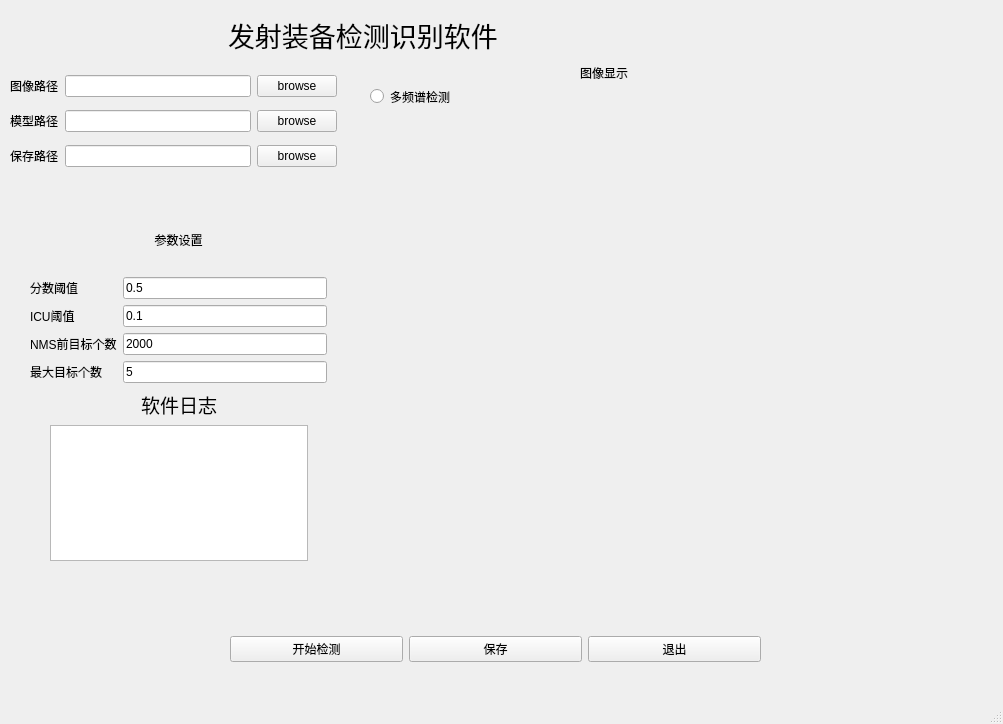
Old version of the form v1/detection.ui in the repository chongkuiqi/FTRP_app.
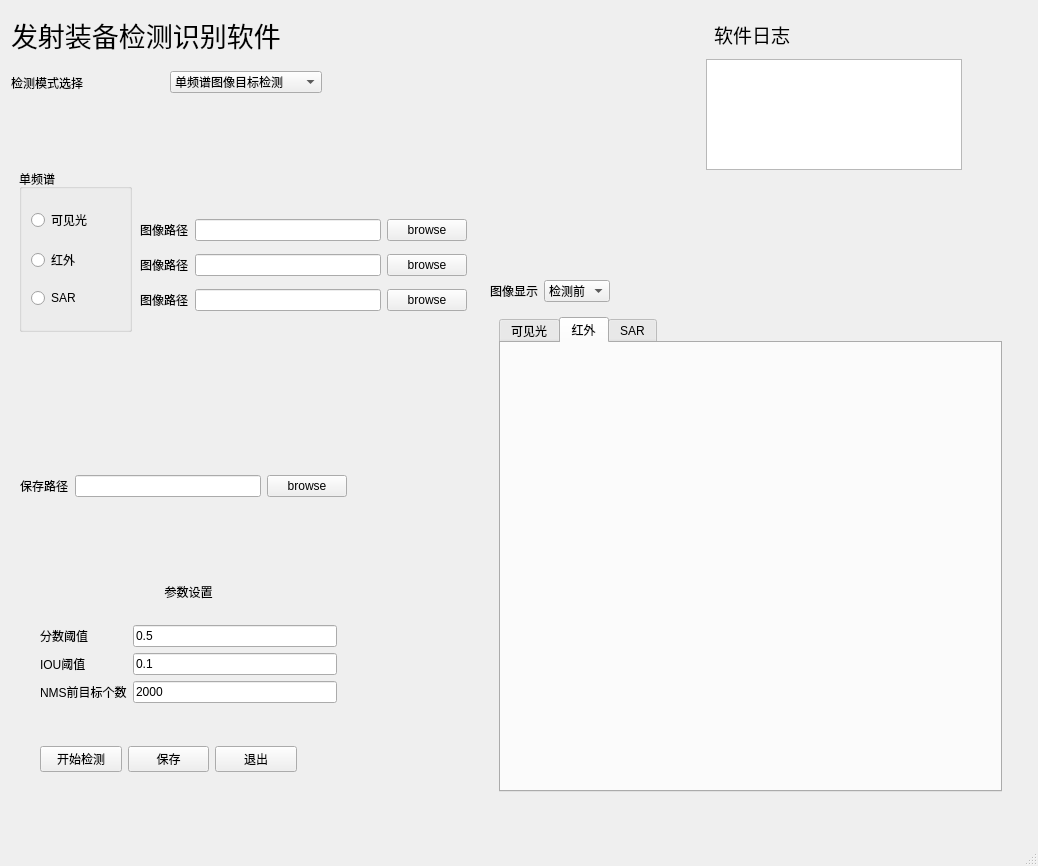
New version of the form.

What changed in the file:
```diff
--- a/v1/detection.ui
+++ b/v1/detection.ui
@@ -6,8 +6,8 @@
    <rect>
     <x>0</x>
     <y>0</y>
-    <width>1003</width>
-    <height>724</height>
+    <width>1038</width>
+    <height>866</height>
    </rect>
   </property>
   <property name="windowTitle">
@@ -17,7 +17,7 @@
    <widget class="QLabel" name="label_winName">
     <property name="geometry">
      <rect>
-      <x>228</x>
+      <x>11</x>
       <y>11</y>
       <width>330</width>
       <height>49</height>
@@ -33,73 +33,20 @@
      <bool>true</bool>
     </property>
    </widget>
-   <widget class="QRadioButton" name="bu_MS_detection">
+   <widget class="QWidget" name="layoutWidget">
     <property name="geometry">
      <rect>
-      <x>370</x>
-      <y>80</y>
-      <width>119</width>
-      <height>33</height>
-     </rect>
-    </property>
-    <property name="text">
-     <string>多频谱检测</string>
-    </property>
-   </widget>
-   <widget class="QLabel" name="label_show_img">
-    <property name="geometry">
-     <rect>
-      <x>568</x>
-      <y>60</y>
-      <width>72</width>
-      <height>27</height>
-     </rect>
-    </property>
-    <property name="text">
-     <string>&lt;html&gt;&lt;head/&gt;&lt;body&gt;&lt;p align=&quot;center&quot;&gt;图像显示&lt;/p&gt;&lt;/body&gt;&lt;/html&gt;</string>
-    </property>
-   </widget>
-   <widget class="QLabel" name="labelImage">
-    <property name="geometry">
-     <rect>
-      <x>568</x>
-      <y>94</y>
-      <width>72</width>
-      <height>21</height>
-     </rect>
-    </property>
-    <property name="text">
-     <string/>
-    </property>
-   </widget>
-   <widget class="QWidget" name="">
-    <property name="geometry">
-     <rect>
-      <x>30</x>
-      <y>210</y>
+      <x>40</x>
+      <y>566</y>
       <width>297</width>
-      <height>173</height>
+      <height>137</height>
      </rect>
     </property>
     <layout class="QGridLayout" name="gridLayout_2">
-     <item row="1" column="0">
-      <widget class="QLabel" name="label_score">
-       <property name="text">
-        <string>分数阈值</string>
-       </property>
-      </widget>
-     </item>
-     <item row="1" column="1">
-      <widget class="QLineEdit" name="line_score">
-       <property name="text">
-        <string>0.5</string>
-       </property>
-      </widget>
-     </item>
      <item row="2" column="0">
       <widget class="QLabel" name="label_iou_thr">
        <property name="text">
-        <string>ICU阈值</string>
+        <string>IOU阈值</string>
        </property>
       </widget>
      </item>
@@ -124,17 +71,17 @@
        </property>
       </widget>
      </item>
-     <item row="4" column="0">
-      <widget class="QLabel" name="label_maxnum">
+     <item row="1" column="0">
+      <widget class="QLabel" name="label_score">
        <property name="text">
-        <string>最大目标个数</string>
+        <string>分数阈值</string>
        </property>
       </widget>
      </item>
-     <item row="4" column="1">
-      <widget class="QLineEdit" name="line_maxnum">
+     <item row="1" column="1">
+      <widget class="QLineEdit" name="line_score">
        <property name="text">
-        <string>5</string>
+        <string>0.5</string>
        </property>
       </widget>
      </item>
@@ -147,12 +94,12 @@
      </item>
     </layout>
    </widget>
-   <widget class="QWidget" name="">
+   <widget class="QWidget" name="layoutWidget">
     <property name="geometry">
      <rect>
-      <x>230</x>
-      <y>630</y>
-      <width>531</width>
+      <x>40</x>
+      <y>740</y>
+      <width>257</width>
       <height>38</height>
      </rect>
     </property>
@@ -180,61 +127,164 @@
      </item>
     </layout>
    </widget>
-   <widget class="QWidget" name="">
+   <widget class="QStackedWidget" name="stackedWidget_detect">
     <property name="geometry">
      <rect>
       <x>10</x>
-      <y>68</y>
+      <y>160</y>
+      <width>131</width>
+      <height>181</height>
+     </rect>
+    </property>
+    <property name="currentIndex">
+     <number>1</number>
+    </property>
+    <widget class="QWidget" name="page_MS">
+     <layout class="QGridLayout" name="gridLayout">
+      <item row="0" column="0">
+       <widget class="QGroupBox" name="groupBox_2">
+        <property name="title">
+         <string>多频谱</string>
+        </property>
+        <layout class="QGridLayout" name="gridLayout_3">
+         <item row="0" column="0">
+          <widget class="QCheckBox" name="CB_opt">
+           <property name="text">
+            <string>可见光</string>
+           </property>
+          </widget>
+         </item>
+         <item row="1" column="0">
+          <widget class="QCheckBox" name="CB_IR">
+           <property name="text">
+            <string>红外</string>
+           </property>
+          </widget>
+         </item>
+         <item row="2" column="0">
+          <widget class="QCheckBox" name="CB_SAR">
+           <property name="text">
+            <string>SAR</string>
+           </property>
+          </widget>
+         </item>
+        </layout>
+       </widget>
+      </item>
+     </layout>
+    </widget>
+    <widget class="QWidget" name="page_single">
+     <layout class="QGridLayout" name="gridLayout_6">
+      <item row="0" column="0">
+       <widget class="QGroupBox" name="groupBox">
+        <property name="title">
+         <string>单频谱</string>
+        </property>
+        <layout class="QGridLayout" name="gridLayout_5">
+         <item row="0" column="0">
+          <widget class="QRadioButton" name="RB_opt">
+           <property name="text">
+            <string>可见光</string>
+           </property>
+          </widget>
+         </item>
+         <item row="1" column="0">
+          <widget class="QRadioButton" name="RB_IR">
+           <property name="text">
+            <string>红外</string>
+           </property>
+          </widget>
+         </item>
+         <item row="2" column="0">
+          <widget class="QRadioButton" name="RB_SAR">
+           <property name="text">
+            <string>SAR</string>
+           </property>
+          </widget>
+         </item>
+        </layout>
+       </widget>
+      </item>
+     </layout>
+    </widget>
+   </widget>
+   <widget class="QWidget" name="layoutWidget">
+    <property name="geometry">
+     <rect>
+      <x>11</x>
+      <y>67</y>
+      <width>311</width>
+      <height>31</height>
+     </rect>
+    </property>
+    <layout class="QHBoxLayout" name="horizontalLayout_6">
+     <item>
+      <widget class="QLabel" name="label">
+       <property name="text">
+        <string>检测模式选择</string>
+       </property>
+      </widget>
+     </item>
+     <item>
+      <widget class="QComboBox" name="CB_mode">
+       <item>
+        <property name="text">
+         <string>单频谱图像目标检测</string>
+        </property>
+       </item>
+       <item>
+        <property name="text">
+         <string>多频谱图像目标检测</string>
+        </property>
+       </item>
+      </widget>
+     </item>
+    </layout>
+   </widget>
+   <widget class="QLabel" name="label_log">
+    <property name="geometry">
+     <rect>
+      <x>706</x>
+      <y>18</y>
+      <width>92</width>
+      <height>34</height>
+     </rect>
+    </property>
+    <property name="text">
+     <string>&lt;html&gt;&lt;head/&gt;&lt;body&gt;&lt;p align=&quot;center&quot;&gt;&lt;span style=&quot; font-size:14pt;&quot;&gt;软件日志&lt;/span&gt;&lt;/p&gt;&lt;/body&gt;&lt;/html&gt;</string>
+    </property>
+   </widget>
+   <widget class="QTextBrowser" name="text_log">
+    <property name="geometry">
+     <rect>
+      <x>706</x>
+      <y>59</y>
+      <width>256</width>
+      <height>111</height>
+     </rect>
+    </property>
+   </widget>
+   <widget class="QWidget" name="layoutWidget">
+    <property name="geometry">
+     <rect>
+      <x>20</x>
+      <y>470</y>
       <width>327</width>
-      <height>106</height>
+      <height>32</height>
      </rect>
     </property>
-    <layout class="QGridLayout" name="gridLayout">
-     <item row="0" column="0">
-      <widget class="QLabel" name="label_imgpath">
-       <property name="text">
-        <string>图像路径</string>
-       </property>
-      </widget>
-     </item>
-     <item row="0" column="1">
-      <widget class="QLineEdit" name="le_imgpath"/>
-     </item>
-     <item row="0" column="2">
-      <widget class="QPushButton" name="bu_browse">
-       <property name="text">
-        <string>browse</string>
-       </property>
-      </widget>
-     </item>
-     <item row="1" column="0">
-      <widget class="QLabel" name="label_modelpath">
-       <property name="text">
-        <string>模型路径</string>
-       </property>
-      </widget>
-     </item>
-     <item row="1" column="1">
-      <widget class="QLineEdit" name="le_modelpath"/>
-     </item>
-     <item row="1" column="2">
-      <widget class="QPushButton" name="bu_browse_model">
-       <property name="text">
-        <string>browse</string>
-       </property>
-      </widget>
-     </item>
-     <item row="2" column="0">
+    <layout class="QHBoxLayout" name="horizontalLayout_7">
+     <item>
       <widget class="QLabel" name="label_savepath">
        <property name="text">
         <string>保存路径</string>
        </property>
       </widget>
      </item>
-     <item row="2" column="1">
+     <item>
       <widget class="QLineEdit" name="le_savepath"/>
      </item>
-     <item row="2" column="2">
+     <item>
       <widget class="QPushButton" name="bu_browse_save">
        <property name="text">
         <string>browse</string>
@@ -243,25 +293,259 @@
      </item>
     </layout>
    </widget>
-   <widget class="QWidget" name="">
+   <widget class="QWidget" name="layoutWidget">
     <property name="geometry">
      <rect>
-      <x>50</x>
-      <y>390</y>
-      <width>258</width>
-      <height>171</height>
+      <x>490</x>
+      <y>280</y>
+      <width>521</width>
+      <height>521</height>
      </rect>
     </property>
-    <layout class="QGridLayout" name="gridLayout_3">
+    <layout class="QVBoxLayout" name="verticalLayout_5">
+     <item>
+      <layout class="QHBoxLayout" name="horizontalLayout_8">
+       <item>
+        <widget class="QLabel" name="label_show_img">
+         <property name="text">
+          <string>&lt;html&gt;&lt;head/&gt;&lt;body&gt;&lt;p align=&quot;center&quot;&gt;图像显示&lt;/p&gt;&lt;/body&gt;&lt;/html&gt;</string>
+         </property>
+        </widget>
+       </item>
+       <item>
+        <widget class="QComboBox" name="CB_mode_show">
+         <item>
+          <property name="text">
+           <string>检测前</string>
+          </property>
+         </item>
+         <item>
+          <property name="text">
+           <string>检测后</string>
+          </property>
+         </item>
+        </widget>
+       </item>
+       <item>
+        <spacer name="horizontalSpacer_10">
+         <property name="orientation">
+          <enum>Qt::Horizontal</enum>
+         </property>
+         <property name="sizeHint" stdset="0">
+          <size>
+           <width>40</width>
+           <height>20</height>
+          </size>
+         </property>
+        </spacer>
+       </item>
+      </layout>
+     </item>
+     <item>
+      <widget class="QStackedWidget" name="stackedWidget_show">
+       <property name="currentIndex">
+        <number>0</number>
+       </property>
+       <widget class="QWidget" name="page_before_show">
+        <layout class="QGridLayout" name="gridLayout_9">
+         <item row="0" column="0">
+          <widget class="QTabWidget" name="tabWidget_show">
+           <property name="currentIndex">
+            <number>1</number>
+           </property>
+           <widget class="QWidget" name="opt">
+            <attribute name="title">
+             <string>可见光</string>
+            </attribute>
+            <widget class="QLabel" name="labelImage_opt">
+             <property name="geometry">
+              <rect>
+               <x>0</x>
+               <y>0</y>
+               <width>231</width>
+               <height>201</height>
+              </rect>
+             </property>
+             <property name="text">
+              <string/>
+             </property>
+            </widget>
+           </widget>
+           <widget class="QWidget" name="IR">
+            <attribute name="title">
+             <string>红外</string>
+            </attribute>
+            <widget class="QLabel" name="labelImage_IR">
+             <property name="geometry">
+              <rect>
+               <x>0</x>
+               <y>0</y>
+               <width>321</width>
+               <height>241</height>
+              </rect>
+             </property>
+             <property name="text">
+              <string/>
+             </property>
+            </widget>
+           </widget>
+           <widget class="QWidget" name="SAR">
+            <attribute name="title">
+             <string>SAR</string>
+            </attribute>
+            <widget class="QLabel" name="labelImage_SAR">
+             <property name="geometry">
+              <rect>
+               <x>0</x>
+               <y>0</y>
+               <width>291</width>
+               <height>301</height>
+              </rect>
+             </property>
+             <property name="text">
+              <string/>
+             </property>
+             <property name="scaledContents">
+              <bool>false</bool>
+             </property>
+            </widget>
+           </widget>
+          </widget>
+         </item>
+        </layout>
+       </widget>
+       <widget class="QWidget" name="page_after_show">
+        <layout class="QGridLayout" name="gridLayout_8">
+         <item row="0" column="0">
+          <widget class="QTabWidget" name="tabWidget_show_results">
+           <property name="currentIndex">
+            <number>2</number>
+           </property>
+           <widget class="QWidget" name="opt_2">
+            <attribute name="title">
+             <string>可见光</string>
+            </attribute>
+            <widget class="QLabel" name="labelImage_opt_results">
+             <property name="geometry">
+              <rect>
+               <x>0</x>
+               <y>0</y>
+               <width>311</width>
+               <height>341</height>
+              </rect>
+             </property>
+             <property name="text">
+              <string/>
+             </property>
+            </widget>
+           </widget>
+           <widget class="QWidget" name="IR_2">
+            <attribute name="title">
+             <string>红外</string>
+            </attribute>
+            <widget class="QLabel" name="labelImage_IR_results">
+             <property name="geometry">
+              <rect>
+               <x>0</x>
+               <y>0</y>
+               <width>321</width>
+               <height>241</height>
+              </rect>
+             </property>
+             <property name="text">
+              <string/>
+             </property>
+            </widget>
+           </widget>
+           <widget class="QWidget" name="SAR_2">
+            <attribute name="title">
+             <string>SAR</string>
+            </attribute>
+            <widget class="QLabel" name="labelImage_SAR_results">
+             <property name="geometry">
+              <rect>
+               <x>0</x>
+               <y>0</y>
+               <width>291</width>
+               <height>301</height>
+              </rect>
+             </property>
+             <property name="text">
+              <string/>
+             </property>
+             <property name="scaledContents">
+              <bool>false</bool>
+             </property>
+            </widget>
+           </widget>
+          </widget>
+         </item>
+        </layout>
+       </widget>
+      </widget>
+     </item>
+    </layout>
+   </widget>
+   <widget class="QWidget" name="layoutWidget">
+    <property name="geometry">
+     <rect>
+      <x>140</x>
+      <y>212</y>
+      <width>327</width>
+      <height>106</height>
+     </rect>
+    </property>
+    <layout class="QGridLayout" name="gridLayout_7">
      <item row="0" column="0">
-      <widget class="QLabel" name="label_log">
+      <widget class="QLabel" name="label_imgpath_opt">
        <property name="text">
-        <string>&lt;html&gt;&lt;head/&gt;&lt;body&gt;&lt;p align=&quot;center&quot;&gt;&lt;span style=&quot; font-size:14pt;&quot;&gt;软件日志&lt;/span&gt;&lt;/p&gt;&lt;/body&gt;&lt;/html&gt;</string>
+        <string>图像路径</string>
+       </property>
+      </widget>
+     </item>
+     <item row="0" column="1">
+      <widget class="QLineEdit" name="le_imgpath_opt"/>
+     </item>
+     <item row="0" column="2">
+      <widget class="QPushButton" name="bu_browse_opt">
+       <property name="text">
+        <string>browse</string>
        </property>
       </widget>
      </item>
      <item row="1" column="0">
-      <widget class="QTextBrowser" name="text_log"/>
+      <widget class="QLabel" name="label_imgpath_IR">
+       <property name="text">
+        <string>图像路径</string>
+       </property>
+      </widget>
+     </item>
+     <item row="1" column="1">
+      <widget class="QLineEdit" name="le_imgpath_IR"/>
+     </item>
+     <item row="1" column="2">
+      <widget class="QPushButton" name="bu_browse_IR">
+       <property name="text">
+        <string>browse</string>
+       </property>
+      </widget>
+     </item>
+     <item row="2" column="0">
+      <widget class="QLabel" name="label_imgpath_SAR">
+       <property name="text">
+        <string>图像路径</string>
+       </property>
+      </widget>
+     </item>
+     <item row="2" column="1">
+      <widget class="QLineEdit" name="le_imgpath_SAR"/>
+     </item>
+     <item row="2" column="2">
+      <widget class="QPushButton" name="bu_browse_SAR">
+       <property name="text">
+        <string>browse</string>
+       </property>
+      </widget>
      </item>
     </layout>
    </widget>
@@ -271,7 +555,7 @@
     <rect>
      <x>0</x>
      <y>0</y>
-     <width>1003</width>
+     <width>1038</width>
      <height>26</height>
     </rect>
    </property>
```
